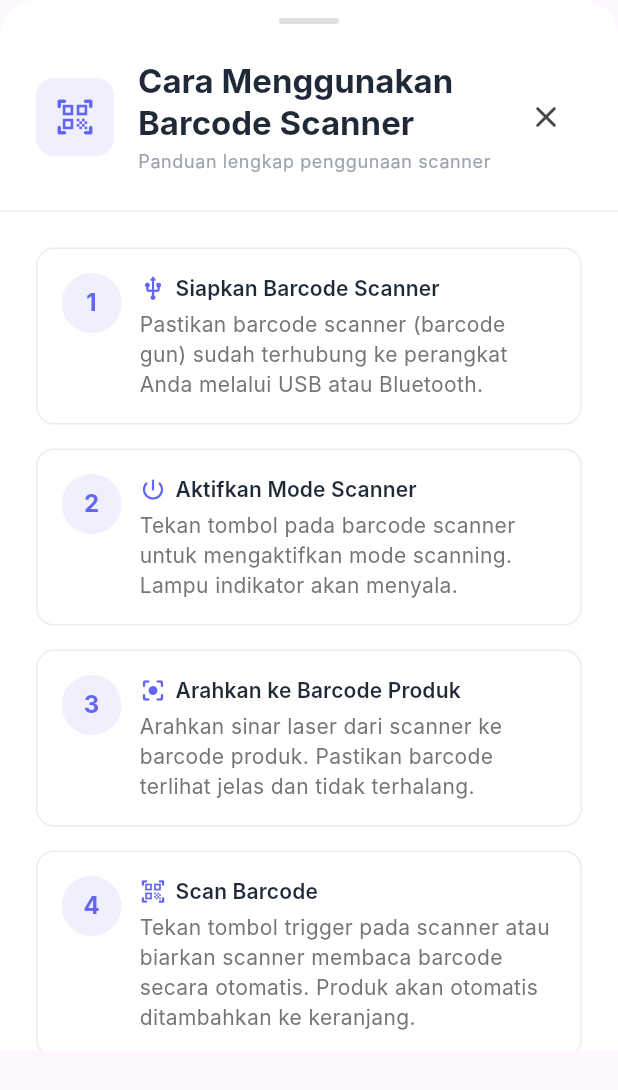
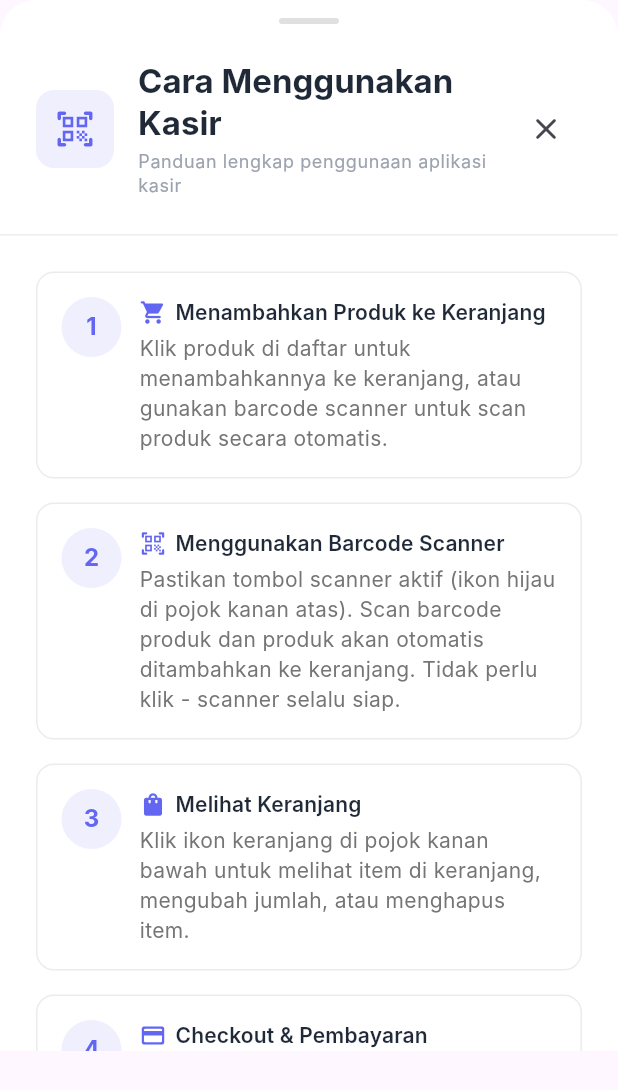
Before and after one commit to haritsrs/PPSI, a Flutter app: the BarcodeScannerInstructionsDialog widget shown alone on an empty page, opened directly, on a phone screen of 412 x 824 dp. Shown: the top 1090 px of the screen. Run offline on Flutter 3.47's test engine with Material 3 defaults, Android fonts, the phone set to English and light mode, and no system bars; our stand-ins replace cached_network_image, carousel_slider, connectivity_plus, firebase_auth, firebase_core, firebase_database and 13 more; missing offline and left inert: encrypt, excel, usb_serial; accounts and stored records are empty; Roboto replaces fonts that are missing (Inter).

Commit message:
v 1.5.19

```diff
--- a/lib/pages/kasir_page.dart
+++ b/lib/pages/kasir_page.dart
@@ -472,16 +472,18 @@ class _KasirPageState extends State<KasirPage> with TickerProviderStateMixin {
             child: Row(
               mainAxisSize: MainAxisSize.min,
               children: [
+                // Help button - always visible
                 IconButton(
                   onPressed: () {
                     HapticHelper.lightImpact();
                     _showBarcodeScannerInstructions();
                   },
                   icon: Icon(Icons.help_outline_rounded, color: Colors.white, size: 22 * iconScale),
-                  tooltip: 'Cara Menggunakan Barcode Scanner',
+                  tooltip: 'Panduan Kasir',
                   padding: EdgeInsets.all(8 * paddingScale),
                   constraints: const BoxConstraints(),
                 ),
+                // Add product button - always visible
                 IconButton(
                   onPressed: () {
                     HapticHelper.lightImpact();
@@ -492,6 +494,7 @@ class _KasirPageState extends State<KasirPage> with TickerProviderStateMixin {
                   padding: EdgeInsets.all(8 * paddingScale),
                   constraints: const BoxConstraints(),
                 ),
+                // Barcode scanner toggle button - always visible
                 IconButton(
                   onPressed: () {
                     HapticHelper.lightImpact();
--- a/lib/services/receipt_builder.dart
+++ b/lib/services/receipt_builder.dart
@@ -105,7 +105,10 @@ class ReceiptBuilder {
     commands.addAll(PrinterCommands.align(TextAlign.left));
 
     for (final item in items) {
-      final name = item['name'] as String? ?? 'Item';
+      // Support both 'name' and 'productName' fields for backward compatibility
+      final name = (item['productName'] as String?) ??
+                   (item['name'] as String?) ??
+                   'Item';
       final quantity = (item['quantity'] as num?)?.toInt() ?? 0;
       final price = (item['price'] as num?)?.toDouble() ?? 0.0;
       final itemTotal = quantity * price;
@@ -138,6 +141,7 @@ class ReceiptBuilder {
     required double subtotal,
     required double tax,
     required double total,
+    double discount = 0.0,
   }) {
     final commands = <int>[];
 
@@ -147,9 +151,17 @@ class ReceiptBuilder {
     commands.addAll(PrinterCommands.text(_formatTotalLine('Subtotal', subtotal)));
     commands.addAll(PrinterCommands.feed());
 
-    // Tax
-    commands.addAll(PrinterCommands.text(_formatTotalLine('Pajak', tax)));
-    commands.addAll(PrinterCommands.feed());
+    // Tax (only show if > 0)
+    if (tax > 0) {
+      commands.addAll(PrinterCommands.text(_formatTotalLine('Pajak', tax)));
+      commands.addAll(PrinterCommands.feed());
+    }
+
+    // Discount (if applicable)
+    if (discount > 0) {
+      commands.addAll(PrinterCommands.text(_formatTotalLine('Diskon', discount)));
+      commands.addAll(PrinterCommands.feed());
+    }
 
     commands.addAll(PrinterCommands.emptyLines(1));
     commands.addAll(PrinterCommands.doubleDivider());
--- a/lib/services/receipt_service.dart
+++ b/lib/services/receipt_service.dart
@@ -135,7 +135,10 @@ class ReceiptService {
 
               // Items
               ...items.map((item) {
-                final name = item['name'] as String? ?? 'Item';
+                // Support both 'name' and 'productName' fields for backward compatibility
+                final name = (item['productName'] as String?) ??
+                             (item['name'] as String?) ??
+                             'Item';
                 final quantity = (item['quantity'] as num?)?.toInt() ?? 0;
                 final price = (item['price'] as num?)?.toDouble() ?? 0.0;
                 final itemTotal = quantity * price;
@@ -181,7 +184,8 @@ class ReceiptService {
 
               // Totals
               _buildTotalRow('Subtotal', subtotal),
-              _buildTotalRow('Pajak', tax),
+              // Tax (only show if > 0)
+              if (tax > 0) _buildTotalRow('Pajak', tax),
               pw.SizedBox(height: 4),
               pw.Divider(thickness: 2),
               pw.SizedBox(height: 4),
@@ -295,6 +299,7 @@ class ReceiptService {
     String? storeAddress,
     String? storePhone,
     String? qrCodeData,
+    double discount = 0.0,
   }) async {
     final builder = ReceiptBuilder();
 
@@ -320,6 +325,7 @@ class ReceiptService {
       subtotal: subtotal,
       tax: tax,
       total: total,
+      discount: discount,
     );
 
     // Payment info
--- a/lib/services/settings_service.dart
+++ b/lib/services/settings_service.dart
@@ -25,6 +25,10 @@ class SettingsService {
   static const String keyCurrency = 'currency';
   static const String keyPrinter = 'printer';
   static const String keyLastBackup = 'last_backup';
+  // Tax settings
+  static const String keyTaxEnabled = 'tax_enabled';
+  static const String keyTaxRate = 'tax_rate';
+  static const String keyTaxInclusive = 'tax_inclusive';
 
   /// Get SharedPreferences instance
   static Future<SharedPreferences> get _prefs async {
--- a/lib/widgets/kasir/barcode_scanner_instructions_dialog.dart
+++ b/lib/widgets/kasir/barcode_scanner_instructions_dialog.dart
@@ -64,7 +64,7 @@ class BarcodeScannerInstructionsDialog extends StatelessWidget {
                     crossAxisAlignment: CrossAxisAlignment.start,
                     children: [
                       Text(
-                        "Cara Menggunakan Barcode Scanner",
+                        "Cara Menggunakan Kasir",
                         style: Theme.of(context).textTheme.titleLarge?.copyWith(
                               color: const Color(0xFF1F2937),
                               fontWeight: FontWeight.w700,
@@ -74,7 +74,7 @@ class BarcodeScannerInstructionsDialog extends StatelessWidget {
                       ),
                       SizedBox(height: 4 * paddingScale),
                       Text(
-                        "Panduan lengkap penggunaan scanner",
+                        "Panduan lengkap penggunaan aplikasi kasir",
                         style: Theme.of(context).textTheme.bodySmall?.copyWith(
                               color: const Color(0xFF9CA3AF),
                               fontSize:
@@ -104,9 +104,9 @@ class BarcodeScannerInstructionsDialog extends StatelessWidget {
                   _buildInstructionStep(
                     context,
                     step: 1,
-                    title: "Siapkan Barcode Scanner",
-                    description: "Pastikan barcode scanner (barcode gun) sudah terhubung ke perangkat Anda melalui USB atau Bluetooth.",
-                    icon: Icons.usb_rounded,
+                    title: "Menambahkan Produk ke Keranjang",
+                    description: "Klik produk di daftar untuk menambahkannya ke keranjang, atau gunakan barcode scanner untuk scan produk secara otomatis.",
+                    icon: Icons.shopping_cart_rounded,
                     paddingScale: paddingScale,
                     fontSize: fontScale,
                     iconScale: iconScale,
@@ -115,9 +115,9 @@ class BarcodeScannerInstructionsDialog extends StatelessWidget {
                   _buildInstructionStep(
                     context,
                     step: 2,
-                    title: "Aktifkan Mode Scanner",
-                    description: "Tekan tombol pada barcode scanner untuk mengaktifkan mode scanning. Lampu indikator akan menyala.",
-                    icon: Icons.power_settings_new_rounded,
+                    title: "Menggunakan Barcode Scanner",
+                    description: "Pastikan tombol scanner aktif (ikon hijau di pojok kanan atas). Scan barcode produk dan produk akan otomatis ditambahkan ke keranjang. Tidak perlu klik - scanner selalu siap.",
+                    icon: Icons.qr_code_scanner_rounded,
                     paddingScale: paddingScale,
                     fontSize: fontScale,
                     iconScale: iconScale,
@@ -126,9 +126,9 @@ class BarcodeScannerInstructionsDialog extends StatelessWidget {
                   _buildInstructionStep(
                     context,
                     step: 3,
-                    title: "Arahkan ke Barcode Produk",
-                    description: "Arahkan sinar laser dari scanner ke barcode produk. Pastikan barcode terlihat jelas dan tidak terhalang.",
-                    icon: Icons.center_focus_strong_rounded,
+                    title: "Melihat Keranjang",
+                    description: "Klik ikon keranjang di pojok kanan bawah untuk melihat item di keranjang, mengubah jumlah, atau menghapus item.",
+                    icon: Icons.shopping_bag_rounded,
                     paddingScale: paddingScale,
                     fontSize: fontScale,
                     iconScale: iconScale,
@@ -137,9 +137,9 @@ class BarcodeScannerInstructionsDialog extends StatelessWidget {
                   _buildInstructionStep(
                     context,
                     step: 4,
-                    title: "Scan Barcode",
-                    description: "Tekan tombol trigger pada scanner atau biarkan scanner membaca barcode secara otomatis. Produk akan otomatis ditambahkan ke keranjang.",
-                    icon: Icons.qr_code_scanner_rounded,
+                    title: "Checkout & Pembayaran",
+                    description: "Setelah semua item ditambahkan, klik tombol 'Checkout' di keranjang. Pilih metode pembayaran (Tunai, QRIS, atau Virtual Account), masukkan jumlah uang jika tunai, lalu proses pembayaran.",
+                    icon: Icons.payment_rounded,
                     paddingScale: paddingScale,
                     fontSize: fontScale,
                     iconScale: iconScale,
@@ -148,9 +148,9 @@ class BarcodeScannerInstructionsDialog extends StatelessWidget {
                   _buildInstructionStep(
                     context,
                     step: 5,
-                    title: "Lanjutkan Scanning",
-                    description: "Setelah produk ditambahkan, scanner siap untuk scan produk berikutnya. Tidak perlu klik atau fokus manual - scanner selalu siap.",
-                    icon: Icons.repeat_rounded,
+                    title: "Cetak Struk",
+                    description: "Setelah pembayaran berhasil, klik tombol 'Cetak Struk' untuk mencetak struk transaksi ke printer thermal atau PDF.",
+                    icon: Icons.print_rounded,
                     paddingScale: paddingScale,
                     fontSize: fontScale,
                     iconScale: iconScale,
@@ -182,7 +182,7 @@ class BarcodeScannerInstructionsDialog extends StatelessWidget {
                         ),
                         SizedBox(height: 8 * paddingScale),
                         Text(
-                          "• Pastikan produk sudah memiliki barcode yang terdaftar di sistem\n• Jika produk tidak ditemukan, pastikan barcode sudah ditambahkan saat membuat produk\n• Scanner akan otomatis fokus kembali setelah setiap scan\n• Untuk menghapus item dari keranjang, gunakan tombol hapus pada item tersebut",
+                          "• Tombol (?) - Buka panduan ini\n• Tombol (+) - Tambah produk baru\n• Tombol Scanner (ikon QR) - Aktifkan/nonaktifkan barcode scanner\n• Scanner akan otomatis siap setelah diaktifkan - tidak perlu klik manual\n• Gunakan kotak pencarian untuk mencari produk berdasarkan nama\n• Filter kategori di atas untuk menyaring produk\n• Pastikan produk memiliki barcode yang terdaftar untuk bisa discan",
                           style: Theme.of(context).textTheme.bodyMedium?.copyWith(
                                 color: Colors.blue[900],
                                 fontSize: (Theme.of(context).textTheme.bodyMedium?.fontSize ?? 14) * fontScale,
```
Also changed, not shown: lib/services/kasir_controller.dart (+47 -7 lines), lib/services/settings_controller.dart (+53 -0 lines), lib/widgets/kasir/payment_modal.dart (+21 -0 lines), lib/widgets/print_receipt_dialog.dart (+9 -1 lines), lib/widgets/settings/business_settings_section.dart (+98 -0 lines), pubspec.lock.
